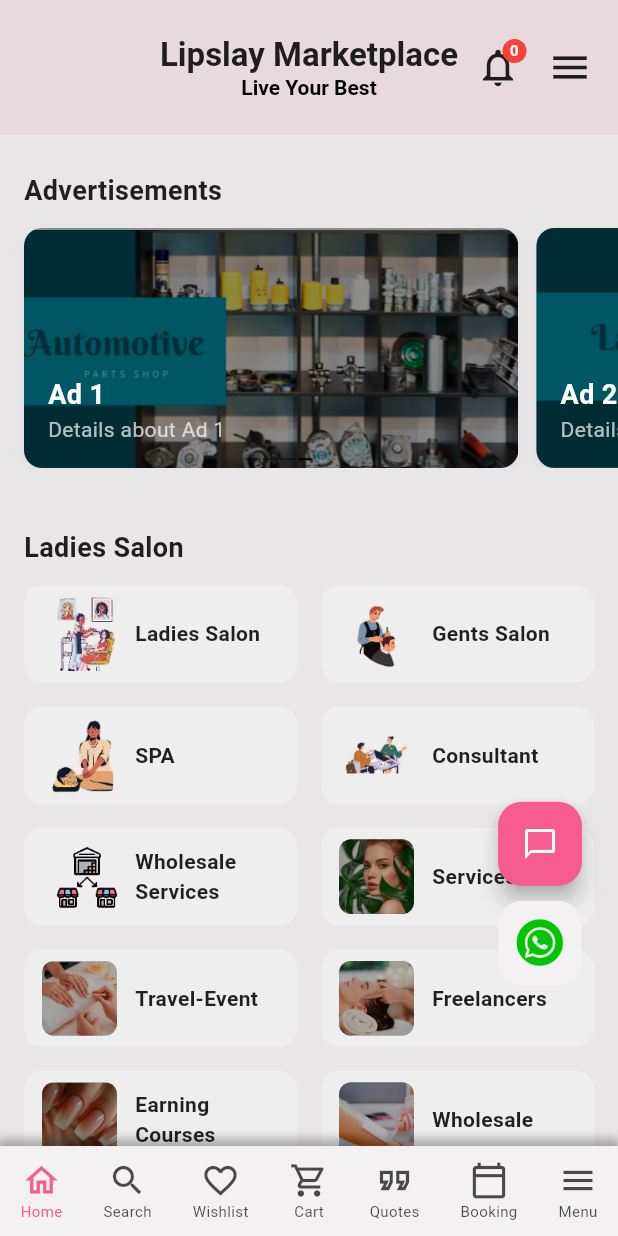
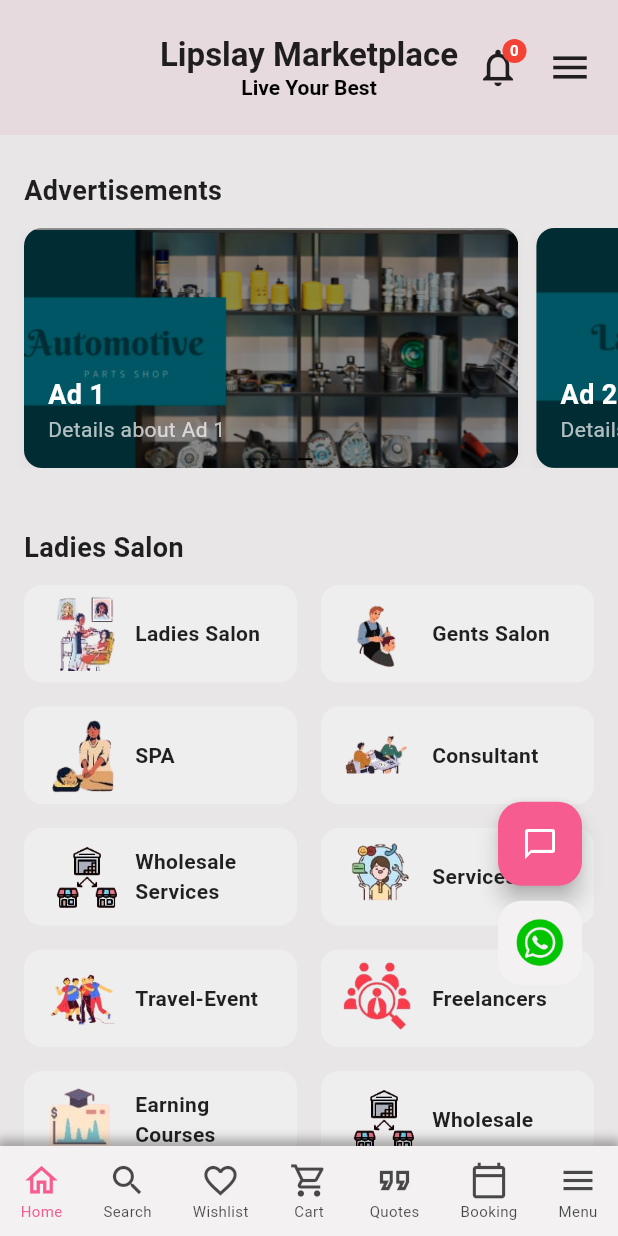
Before and after one commit to iextendlabs/services-flutter-app, a Flutter app: the HomePage screen opened directly, on a phone screen of 412 x 824 dp. Run offline on Flutter 3.47's test engine with Material 3 defaults, Android fonts, the phone set to English and light mode, and no system bars; our stand-ins replace shared_preferences, table_calendar; accounts and stored records are empty; Roboto replaces fonts that are missing (Ubuntu).

Commit message:
change images ladies and others

```diff
--- a/lib/home_tab.dart
+++ b/lib/home_tab.dart
@@ -3,7 +3,7 @@ import 'dart:developer';
 import 'package:flutter/material.dart';
 import 'package:lipslay_flutter_frontend/constants/appColors.dart';
 import 'package:lipslay_flutter_frontend/consultant.dart';
-import 'package:lipslay_flutter_frontend/freelancers.dart';
+import 'package:lipslay_flutter_frontend/freelancerspage.dart';
 import 'package:lipslay_flutter_frontend/gents_salon.dart';
 import 'package:lipslay_flutter_frontend/ladies_salon2.dart';
 import 'package:lipslay_flutter_frontend/notificationpage.dart';
@@ -125,20 +125,20 @@ class _HomeTabContentState extends State<HomeTabContent> {
       title: 'Wholesale Services',
       imageUrl: 'assets/images/wholesale.png',
     ),
-    ServiceCategory(title: 'Services', imageUrl: 'assets/images/makeup.png'),
+    ServiceCategory(title: 'Services', imageUrl: 'assets/images/services.png'),
     ServiceCategory(
       title: 'Travel-Event',
-      imageUrl: 'assets/images/manicure_pedicure.png',
+      imageUrl: 'assets/images/entertainment.png',
     ),
     ServiceCategory(
       title: 'Freelancers',
-      imageUrl: 'assets/images/ladies_massage.png',
+      imageUrl: 'assets/images/freelancers.png',
     ),
-    ServiceCategory(title: 'Earning Courses', imageUrl: 'assets/images/nails.png'),
-    ServiceCategory(title: 'Wholesale', imageUrl: 'assets/images/waxing.png'),
-    ServiceCategory(title: 'IT Solution', imageUrl: 'assets/images/waxing.png'),
+    ServiceCategory(title: 'Earning Courses', imageUrl: 'assets/images/earning_courses.png'),
+    ServiceCategory(title: 'Wholesale', imageUrl: 'assets/images/wholesale.png'),
+    ServiceCategory(title: 'IT Solution', imageUrl: 'assets/images/it_solution.png'),
     ServiceCategory(title: 'LPG gas cylinder', imageUrl: 'assets/images/waxing.png'),
-    ServiceCategory(title: 'Subcriptions', imageUrl: 'assets/images/waxing.png'),
+    ServiceCategory(title: 'Subcriptions', imageUrl: 'assets/images/subscriptions.png'),
     ServiceCategory(title: 'Education', imageUrl: 'assets/images/waxing.png'),
 
 
@@ -328,7 +328,7 @@ class _HomeTabContentState extends State<HomeTabContent> {
         style: const TextStyle(
           fontSize: 18,
           fontWeight: FontWeight.bold,
-          color: Colors.black87,
+          color: AppColors.black87,
         ),
       ),
     );
@@ -350,7 +350,7 @@ class _HomeTabContentState extends State<HomeTabContent> {
               borderRadius: BorderRadius.circular(12.0),
               boxShadow: [
                 BoxShadow(
-                  color: Colors.grey.withOpacity(0.1),
+                  color: AppColors.grey.withOpacity(0.1),
                   spreadRadius: 1,
                   blurRadius: 5,
                   offset: const Offset(0, 3),
@@ -360,7 +360,7 @@ class _HomeTabContentState extends State<HomeTabContent> {
                 image: AssetImage(ad.imageUrl),
                 fit: BoxFit.cover,
                 colorFilter: ColorFilter.mode(
-                  Colors.black.withOpacity(0.2),
+                  AppColors.black.withOpacity(0.2),
                   BlendMode.darken,
                 ),
                 onError:
@@ -511,7 +511,7 @@ class _HomeTabContentState extends State<HomeTabContent> {
                   MaterialPageRoute(
                     builder:
                         (context) =>
-                            ConsultantPage(), // Navigate to LadiesSalon2Page for Henna
+                            FreelancersPage(), // Navigate to LadiesSalon2Page for Henna
                   ),
                 );
               }
@@ -623,9 +623,9 @@ class _HomeTabContentState extends State<HomeTabContent> {
             child: Container(
               decoration: BoxDecoration(
                 color:
-                    Colors
-                        .grey
-                        .shade200, // Background color as in image_2025-06-04_145630358.png
+                    AppColors
+                        .grey200
+                        , // Background color as in image_2025-06-04_145630358.png
                 borderRadius: BorderRadius.circular(12.0), // Rounded edges
               ),
               child: Row(
@@ -642,7 +642,7 @@ class _HomeTabContentState extends State<HomeTabContent> {
                     ), // Smaller rounded corners for the image itself
                     child: Container(
                       color:
-                          Colors.transparent, // Background for the image circle
+                          AppColors.transparent, // Background for the image circle
                       width: 50, // Adjust icon/image size as needed
                       height: 50,
                       child: Image.asset(
@@ -664,7 +664,7 @@ class _HomeTabContentState extends State<HomeTabContent> {
                       style: const TextStyle(
                         fontSize: 14,
                         fontWeight: FontWeight.w600,
-                        color: Colors.black87,
+                        color: AppColors.black87,
                       ),
                       maxLines: 2, // Allow text to wrap if long
                       overflow: TextOverflow.ellipsis,
@@ -697,7 +697,7 @@ class _HomeTabContentState extends State<HomeTabContent> {
               borderRadius: BorderRadius.circular(12.0),
               boxShadow: [
                 BoxShadow(
-                  color: Colors.grey.withOpacity(0.1),
+                  color: AppColors.grey.withOpacity(0.1),
                   spreadRadius: 1,
                   blurRadius: 5,
                   offset: const Offset(0, 3),
@@ -741,7 +741,7 @@ class _HomeTabContentState extends State<HomeTabContent> {
                         Text(
                           service.details,
                           style: TextStyle(
-                            color: Colors.grey.shade600,
+                            color: AppColors.grey600,
                             fontSize: 14,
                           ),
                           maxLines: 1,
@@ -766,10 +766,10 @@ class _HomeTabContentState extends State<HomeTabContent> {
           // Handle View All action
         },
         style: ElevatedButton.styleFrom(
-          backgroundColor: Colors.transparent,
-          shadowColor: Colors.transparent,
-          foregroundColor: Colors.black,
-          side: BorderSide(color: Colors.grey.shade300, width: 1.0),
+          backgroundColor: AppColors.transparent,
+          shadowColor: AppColors.transparent,
+          foregroundColor: AppColors.black,
+          side: BorderSide(color: AppColors.grey200, width: 1.0),
           padding: const EdgeInsets.symmetric(horizontal: 30, vertical: 14),
           shape: RoundedRectangleBorder(
             borderRadius: BorderRadius.circular(10.0),
@@ -835,7 +835,7 @@ class _HomeTabContentState extends State<HomeTabContent> {
           borderRadius: BorderRadius.circular(12.0),
           boxShadow: [
             BoxShadow(
-              color: Colors.grey.withOpacity(0.1),
+              color: AppColors.grey.withOpacity(0.1),
               spreadRadius: 1,
               blurRadius: 5,
               offset: const Offset(0, 3),
@@ -860,7 +860,7 @@ class _HomeTabContentState extends State<HomeTabContent> {
                   const SizedBox(height: 4),
                   Text(
                     item.subtitle,
-                    style: TextStyle(color: Colors.grey.shade700, fontSize: 14),
+                    style: TextStyle(color: AppColors.grey600, fontSize: 14),
                     maxLines: 2,
                     overflow: TextOverflow.ellipsis,
                   ),
@@ -871,11 +871,11 @@ class _HomeTabContentState extends State<HomeTabContent> {
                         // Handle button action
                       },
                       style: ElevatedButton.styleFrom(
-                        backgroundColor: Colors.transparent,
-                        shadowColor: Colors.transparent,
-                        foregroundColor: Colors.black,
+                        backgroundColor: AppColors.transparent,
+                        shadowColor: AppColors.transparent,
+                        foregroundColor: AppColors.black,
                         side: BorderSide(
-                          color: Colors.grey.shade300,
+                          color: AppColors.grey200,
                           width: 1.0,
                         ),
                         padding: const EdgeInsets.symmetric(
@@ -938,7 +938,7 @@ class _HomeTabContentState extends State<HomeTabContent> {
               borderRadius: BorderRadius.circular(12.0),
               boxShadow: [
                 BoxShadow(
-                  color: Colors.grey.withOpacity(0.1),
+                  color: AppColors.grey,
                   spreadRadius: 1,
                   blurRadius: 5,
                   offset: const Offset(0, 3),
@@ -981,7 +981,7 @@ class _HomeTabContentState extends State<HomeTabContent> {
                       Text(
                         offer.details,
                         style: TextStyle(
-                          color: Colors.grey.shade600,
+                          color: AppColors.grey600,
                           fontSize: 14,
                         ),
                         maxLines: 1,
```
